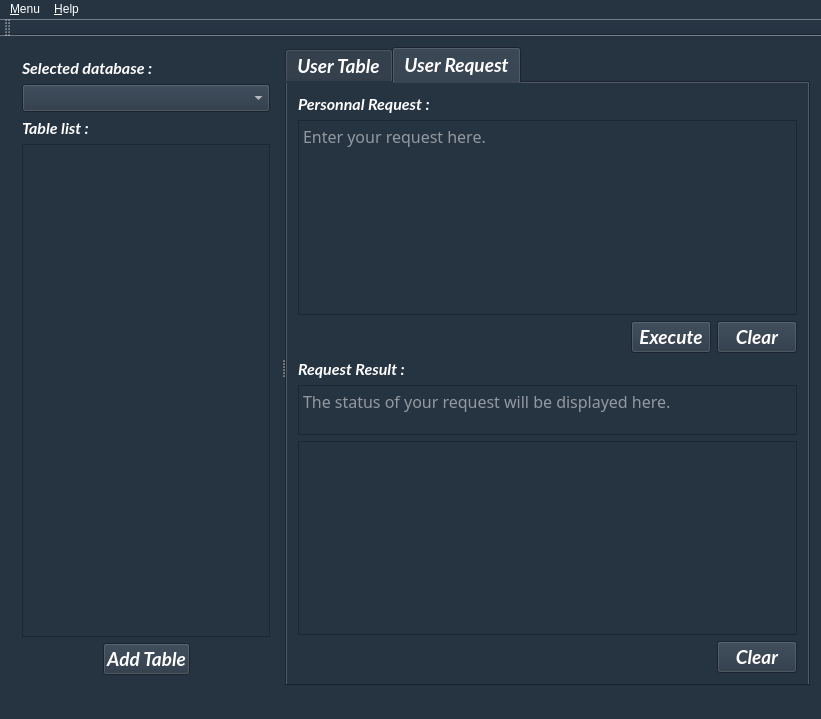
This is mainwindow.ui in LouisVraie/dbManagerApp as Qt 5 draws it before an edit. The edited form follows.
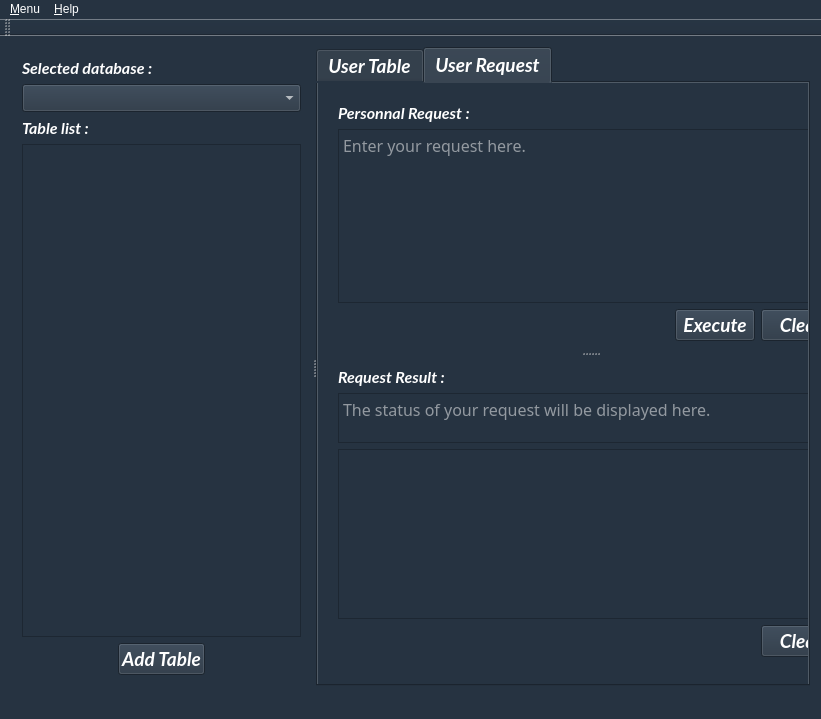
This is the edited form. The open tabs and pages were chosen to show the change. Icons and pictures are not drawn.

Patch:
```diff
--- a/mainwindow.ui
+++ b/mainwindow.ui
@@ -31,7 +31,7 @@
       <widget class="QWidget" name="">
        <layout class="QVBoxLayout" name="verticalLayout">
         <item>
-         <widget class="QLabel" name="label_3">
+         <widget class="QLabel" name="labelSelectedDatabase">
           <property name="font">
            <font>
             <family>Lato</family>
@@ -48,6 +48,12 @@
         </item>
         <item>
          <widget class="QComboBox" name="comboBox_Databases">
+          <property name="maximumSize">
+           <size>
+            <width>16777215</width>
+            <height>16777215</height>
+           </size>
+          </property>
           <property name="font">
            <font>
             <family>Lato</family>
@@ -57,10 +63,19 @@
             <bold>true</bold>
            </font>
           </property>
+          <property name="currentIndex">
+           <number>-1</number>
+          </property>
+          <property name="maxVisibleItems">
+           <number>10</number>
+          </property>
+          <property name="modelColumn">
+           <number>0</number>
+          </property>
          </widget>
         </item>
         <item>
-         <widget class="QLabel" name="label_4">
+         <widget class="QLabel" name="labelTableList">
           <property name="font">
            <font>
             <family>Lato</family>
@@ -126,6 +141,9 @@
               <bold>true</bold>
              </font>
             </property>
+            <property name="styleSheet">
+             <string notr="true"/>
+            </property>
             <property name="text">
              <string>Add Table</string>
             </property>
@@ -165,7 +183,7 @@
         </font>
        </property>
        <property name="currentIndex">
-        <number>0</number>
+        <number>1</number>
        </property>
        <widget class="QWidget" name="tab_TableUtilisateur">
         <attribute name="title">
@@ -206,7 +224,7 @@
               </font>
              </property>
              <property name="text">
-              <string> Add</string>
+              <string> Insert Row</string>
              </property>
              <property name="icon">
               <iconset resource="images.qrc">
@@ -299,6 +317,19 @@
         <attribute name="title">
          <string>User Request</string>
         </attribute>
+        <widget class="QSplitter" name="splitter_2">
+         <property name="geometry">
+          <rect>
+           <x>9</x>
+           <y>9</y>
+           <width>525</width>
+           <height>576</height>
+          </rect>
+         </property>
+         <property name="orientation">
+          <enum>Qt::Vertical</enum>
+         </property>
+         <widget class="QWidget" name="">
         <layout class="QVBoxLayout" name="verticalLayout_2">
          <item>
           <widget class="QLabel" name="label_2">
@@ -382,6 +413,10 @@
            </item>
           </layout>
          </item>
+          </layout>
+         </widget>
+         <widget class="QWidget" name="">
+          <layout class="QVBoxLayout" name="verticalLayout_4">
          <item>
           <widget class="QLabel" name="label">
            <property name="font">
@@ -458,6 +493,8 @@
           </layout>
          </item>
         </layout>
+         </widget>
+        </widget>
        </widget>
       </widget>
      </widget>
```
Lines whose indentation alone changed are shown as unchanged.
